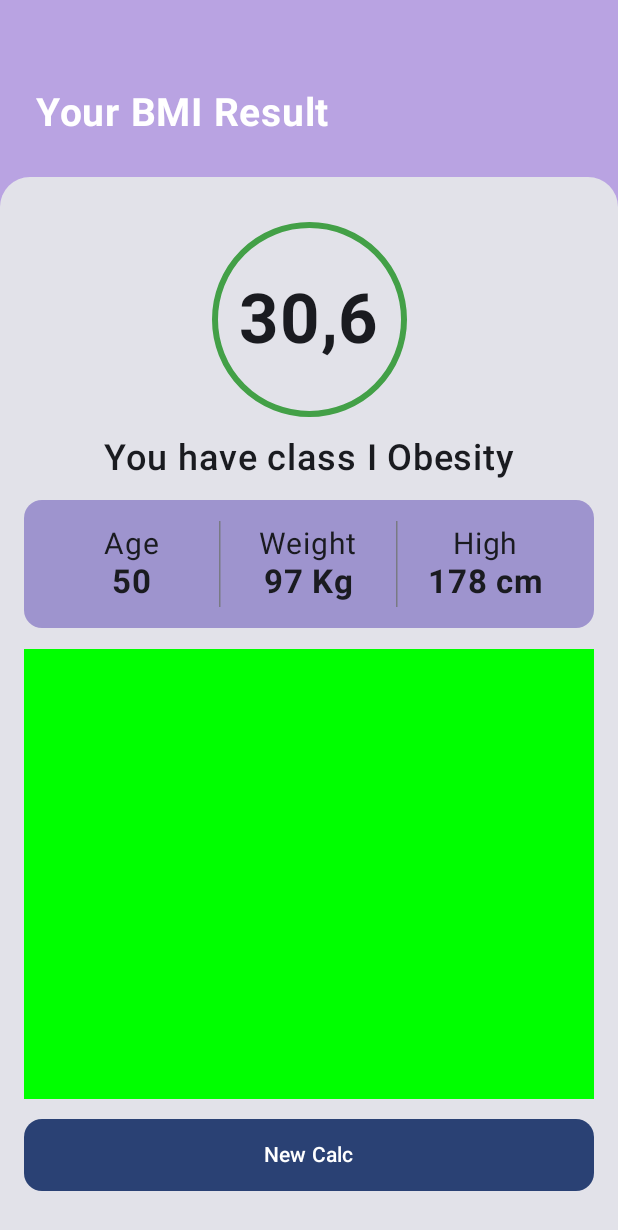
After one commit to anamacedos/BMI-mobile, an Android app built with Jetpack Compose: the BMIResultScreen screen opened through its navigation route, on a phone screen of 412 x 824 dp. The commit adds this screen. Shown: the top 1230 px of the screen. Run offline under Robolectric (Android 15) with nearby library versions, the phone set to English and light mode, and no system bars.

Commit message:
result screen concluida

```diff
--- a/app/src/main/java/br/senai/sp/jandira/bmi/MainActivity.kt
+++ b/app/src/main/java/br/senai/sp/jandira/bmi/MainActivity.kt
@@ -6,6 +6,7 @@ import androidx.activity.compose.setContent
 import androidx.navigation.compose.NavHost
 import androidx.navigation.compose.composable
 import androidx.navigation.compose.rememberNavController
+import br.senai.sp.jandira.bmi.screans.BMIResultScreen
 import br.senai.sp.jandira.bmi.screans.TelaInicial
 import br.senai.sp.jandira.bmi.screans.UserDataScream
 import br.senai.sp.jandira.bmi.ui.theme.BMITheme
@@ -33,7 +34,12 @@ class MainActivity : ComponentActivity() {
                     composable(
                         route = "user_data"
                     ){
-                        UserDataScream()
+                        UserDataScream(navController)
+                    }
+                    composable(
+                        route = "result_screen"
+                    ){
+                        BMIResultScreen(navController)
                     }
                 }
             }
--- /dev/null
+++ b/app/src/main/java/br/senai/sp/jandira/bmi/screans/BMIResultScreen.kt
@@ -0,0 +1,210 @@
+package br.senai.sp.jandira.bmi.screans
+
+import androidx.compose.foundation.BorderStroke
+import androidx.compose.foundation.background
+import androidx.compose.foundation.layout.Arrangement
+import androidx.compose.foundation.layout.Box
+import androidx.compose.foundation.layout.Column
+import androidx.compose.foundation.layout.Row
+import androidx.compose.foundation.layout.fillMaxSize
+import androidx.compose.foundation.layout.fillMaxWidth
+import androidx.compose.foundation.layout.height
+import androidx.compose.foundation.layout.padding
+import androidx.compose.foundation.layout.size
+import androidx.compose.foundation.shape.CircleShape
+import androidx.compose.foundation.shape.RoundedCornerShape
+import androidx.compose.material3.Button
+import androidx.compose.material3.Card
+import androidx.compose.material3.CardDefaults
+import androidx.compose.material3.Text
+import androidx.compose.material3.VerticalDivider
+import androidx.compose.runtime.Composable
+import androidx.compose.ui.Alignment
+import androidx.compose.ui.Modifier
+import androidx.compose.ui.graphics.Color
+import androidx.compose.ui.text.font.FontWeight
+import androidx.compose.ui.tooling.preview.Preview
+import androidx.compose.ui.unit.dp
+import androidx.compose.ui.unit.sp
+import androidx.navigation.NavHostController
+
+@Composable
+fun BMIResultScreen(navController: NavHostController?) {
+
+    Box(
+        modifier = Modifier
+            .fillMaxSize()
+            .background(color = Color(0xFFb9a3e2))
+    ){
+        Column (
+            modifier = Modifier
+                .fillMaxSize()
+        ){
+            Text(
+                text = "Your BMI Result",
+                fontSize = 26.sp,
+                fontWeight = FontWeight.Bold,
+                color = Color.White,
+                modifier = Modifier
+                    .weight(1f)
+                    .padding(top = 60.dp, start = 24.dp)
+            )
+            Card (
+                modifier = Modifier
+                    .weight(6f)
+                    .fillMaxWidth(),
+                RoundedCornerShape(
+                    topStart = 20.dp,
+                    topEnd = 20.dp
+                )
+            ){
+                Column (
+                    modifier = Modifier
+                        .padding(16.dp)
+                        .fillMaxSize(),
+                    horizontalAlignment = Alignment.CenterHorizontally,
+                    verticalArrangement = Arrangement.SpaceEvenly
+                ){
+                    Card (
+                        shape = CircleShape,
+                        border = BorderStroke(
+                            width = 4.dp,
+                            color = Color(0xFF43A047)
+                        ),
+                        modifier = Modifier
+                            .size(130.dp),
+//                            .align(alignment = Alignment.CenterHorizontally),
+                    ){
+                        Row (
+                            modifier = Modifier
+                                .fillMaxSize(),
+                            horizontalArrangement = Arrangement.Center,
+                            verticalAlignment = Alignment.CenterVertically
+                        ){
+                            Text(
+                                text = "30,6",
+                                fontSize = 46.sp,
+                                fontWeight = FontWeight.Bold
+                            )
+                        }
+
+
+                    }
+
+                    Row(){
+                        Text(
+                            text = "You have class I Obesity",
+                            fontSize = 24.sp,
+                            fontWeight = FontWeight.SemiBold
+                        )
+                    }
+                    Card (
+                        modifier = Modifier
+                            .fillMaxWidth()
+                            .height(85.dp),
+                        colors = CardDefaults.cardColors(
+                            containerColor = Color(0xFF9E94CE)
+
+                        ),
+//                        RoundedCornerShape(20.dp)
+
+                    ) {
+                        Row (
+                            modifier = Modifier
+                                .padding(14.dp),
+                            verticalAlignment = Alignment.CenterVertically
+                        ){
+                            Column (
+                                modifier = Modifier
+                                    .weight(1f),
+                                horizontalAlignment = Alignment.CenterHorizontally
+
+                            ) {
+                                Text(
+                                    text = "Age",
+                                    fontSize = 20.sp
+                                )
+                                Text(
+                                    text = "50",
+                                    fontWeight = FontWeight.Bold,
+                                    fontSize = 22.sp
+                                )
+                            }
+                            VerticalDivider(
+                                modifier = Modifier
+                                    .height(70.dp),
+                            )
+                            Column (
+                                modifier = Modifier
+                                    .weight(1f),
+                                horizontalAlignment = Alignment.CenterHorizontally
+                            ) {
+                                Text(
+                                    text = "Weight",
+                                    fontSize = 20.sp
+                                )
+                                Text(
+                                    text = "97 Kg",
+                                    fontWeight = FontWeight.Bold,
+                                    fontSize = 22.sp
+                                )
+                            }
+                            VerticalDivider(
+                                modifier = Modifier
+                                    .height(70.dp)
+                            )
+                            Column (
+                                modifier = Modifier
+                                    .weight(1f),
+                                horizontalAlignment = Alignment.CenterHorizontally
+                            ) {
+                                Text(
+                                    text = "High",
+                                    fontSize = 20.sp
+                                )
+                                Text(
+                                    text = "178 cm",
+                                    fontWeight = FontWeight.Bold,
+                                    fontSize = 22.sp
+                                )
+                            }
+                        }
+                    }
+
+                    Box(
+                        modifier = Modifier
+                            .fillMaxWidth()
+                            .background(color = Color.Green)
+                            .height(300.dp)
+                    ){}
+                    Button(
+                        onClick = {
+                            navController?.navigate("user_data")
+                        },
+                        modifier = Modifier
+                            .fillMaxWidth()
+                            .height(48.dp),
+                        shape = RoundedCornerShape(12.dp)
+                    ) {
+                        Text(
+                            text = "New Calc"
+                        )
+                    }
+                }
+            }
+
+        }
+    }
+
+
+}
+
+
+
+
+@Preview(showSystemUi = true)
+@Composable
+private fun BMIResultScreenPreview() {
+    BMIResultScreen(navController = null)
+
+}
--- a/app/src/main/java/br/senai/sp/jandira/bmi/screans/UserDataScream.kt
+++ b/app/src/main/java/br/senai/sp/jandira/bmi/screans/UserDataScream.kt
@@ -20,11 +20,8 @@ import androidx.compose.material.icons.filled.Balance
 import androidx.compose.material.icons.filled.Height
 import androidx.compose.material.icons.filled.Numbers
 import androidx.compose.material3.Button
-import androidx.compose.material3.ButtonColors
-import androidx.compose.material3.ButtonDefaults
 import androidx.compose.material3.Card
 import androidx.compose.material3.CardDefaults
-import androidx.compose.material3.CardElevation
 import androidx.compose.material3.Icon
 import androidx.compose.material3.OutlinedTextField
 import androidx.compose.material3.OutlinedTextFieldDefaults
@@ -45,10 +42,11 @@ import androidx.compose.ui.text.input.KeyboardType
 import androidx.compose.ui.tooling.preview.Preview
 import androidx.compose.ui.unit.dp
 import androidx.compose.ui.unit.sp
+import androidx.navigation.NavHostController
 import br.senai.sp.jandira.bmi.R
 
 @Composable
-fun UserDataScream(){
+fun UserDataScream(navController: NavHostController?) {
 
     var ageState = remember{
         mutableStateOf("")
@@ -85,11 +83,10 @@ fun UserDataScream(){
             Card(
                 modifier = Modifier
                     .fillMaxWidth()
-                    .height(450.dp)
                     .weight(5f),
                 shape = RoundedCornerShape(
-                    topStart = 12.dp,
-                    topEnd = 12.dp,
+                    topStart = 18.dp,
+                    topEnd = 18.dp,
                 ),
                 colors = CardDefaults.cardColors(
                     containerColor = Color.White
@@ -208,7 +205,7 @@ fun UserDataScream(){
                                 Icon(
                                     imageVector = Icons.Default.Numbers,
                                     contentDescription = "",
-                                    tint = Color(0xffa6750a4)
+                                    tint = Color(0xff6750A4FA)
                                 )
                             },
                             keyboardOptions = KeyboardOptions(
@@ -273,7 +270,7 @@ fun UserDataScream(){
                                 Icon(
                                     imageVector = Icons.Default.Height,
                                     contentDescription = "",
-                                    tint = Color(0xffa6750a4)
+                                    tint = Color.Gray
                                 )
                             },
                             keyboardOptions = KeyboardOptions(
@@ -292,7 +289,10 @@ fun UserDataScream(){
                         )
                     }
                     Button(
-                        onClick = {},
+                        onClick = {
+                            navController?.navigate("result_screen")
+
+                        },
                         modifier = Modifier
                             .padding(horizontal = 16.dp)
                             .fillMaxWidth()
@@ -319,6 +319,6 @@ fun UserDataScream(){
 @Preview(showSystemUi = true)
 @Composable
 private fun UserDataScreamPreview() {
-    UserDataScream()
+    UserDataScream(navController = null)
 
 }
--- a/app/src/main/res/values/strings.xml
+++ b/app/src/main/res/values/strings.xml
@@ -13,4 +13,5 @@
     <string name="Weight">weight</string>
     <string name="calculate">Calculate</string>
     <string name="suporte_1">The name is required</string>
+    <string name="bmi_result">Your BMI Result</string>
 </resources>
```
